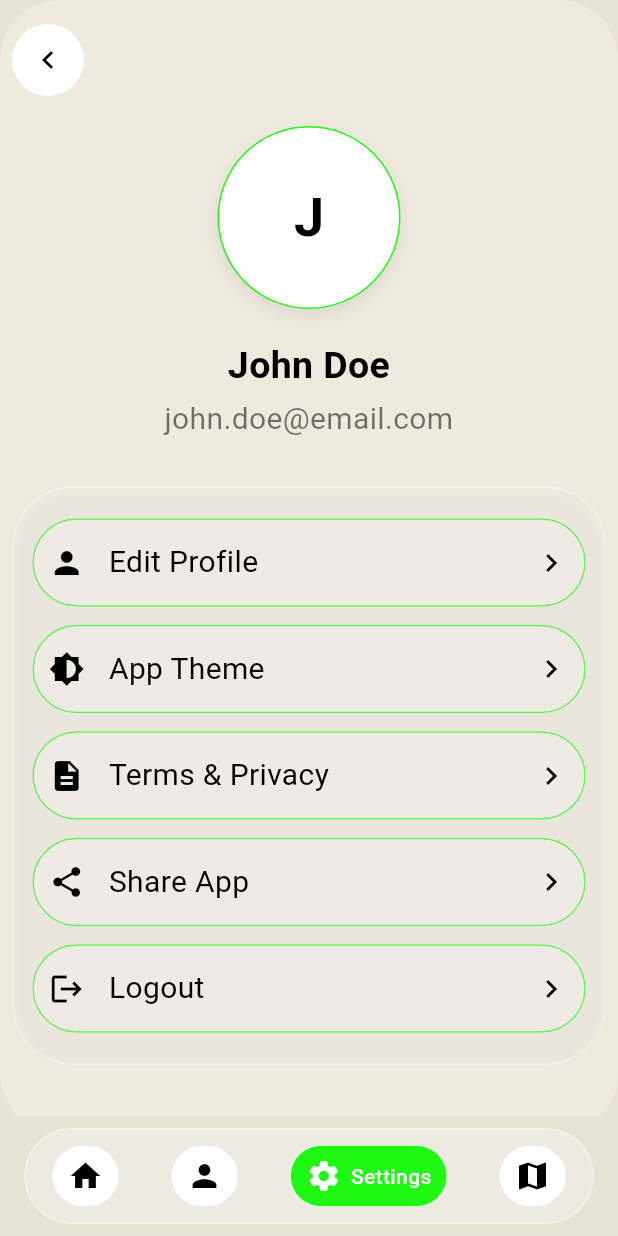
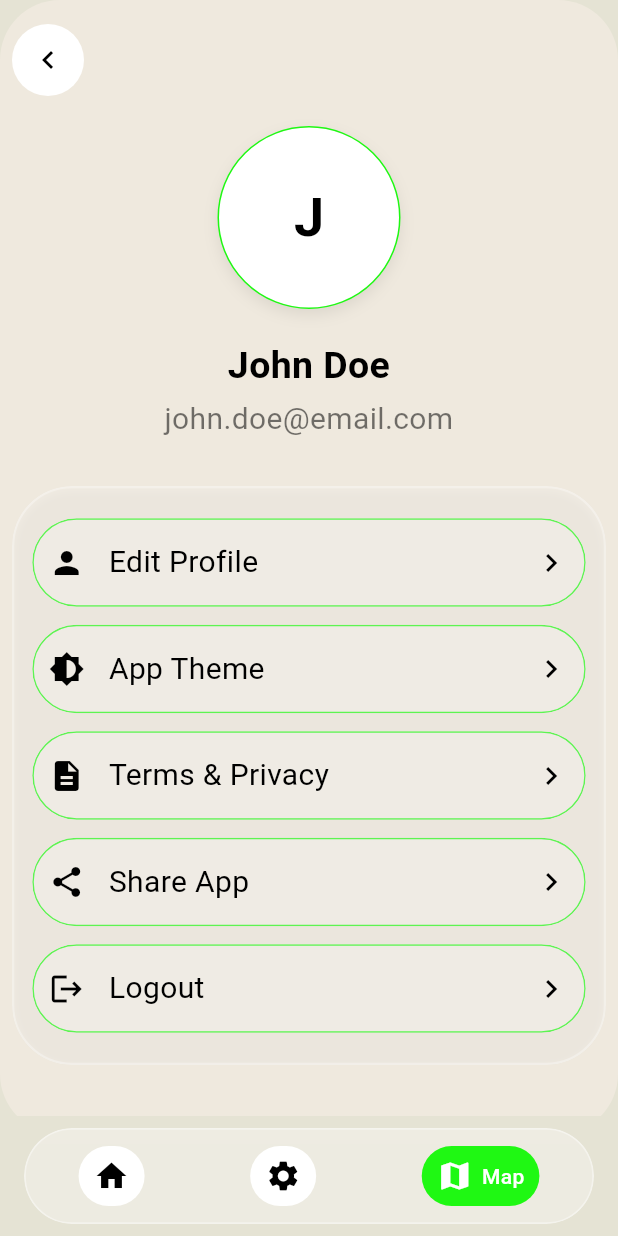
Before and after one commit to Alvin11David/UGANDA-EXPLORE, a Flutter app: the SettingsScreen screen opened by its route, after a tap on the "settings" icon, on a phone screen of 412 x 824 dp. Run offline on Flutter 3.47's test engine with Material 3 defaults, Android fonts, the phone set to English and light mode, and no system bars; our stand-ins replace camera, cloud_firestore, firebase_auth, firebase_core, flutter_compass, flutter_svg and 7 more; accounts and stored records are empty; Roboto replaces fonts that are missing (Poppins).

Commit message:
edits on the settings screen

```diff
--- a/uganda_explore/lib/main.dart
+++ b/uganda_explore/lib/main.dart
@@ -69,7 +69,7 @@ class MyApp extends StatelessWidget {
         '/privacy': (context) => const TermsPrivacyScreen(),
         '/admin_dashboard': (context) => const AdminDashboard(),
       },
-      home: EditProfileScreen(),
+      home: SettingsScreen(),
     );
   }
 }
--- a/uganda_explore/lib/screens/profile/settings_screen.dart
+++ b/uganda_explore/lib/screens/profile/settings_screen.dart
@@ -18,8 +18,8 @@ class _SettingsScreenState extends State<SettingsScreen> {
     if (index == 0) {
       Navigator.pushReplacementNamed(context, '/home');
     } else if (index == 1) {
-      Navigator.pushReplacementNamed(context, '/profile');
-    } else if (index == 3) {
+      Navigator.pushReplacementNamed(context, '/settings');
+    } else if (index == 2) {
       Navigator.pushReplacementNamed(context, '/map');
     }
     // Add more navigation logic for other indices if needed
@@ -201,23 +201,18 @@ class _SettingsScreenState extends State<SettingsScreen> {
                     selected: _selectedIndex == 0,
                     onTap: () => _onItemTapped(0),
                   ),
+                  // Profile icon removed
                   _NavIcon(
-                    icon: Icons.person,
-                    label: 'Profile',
+                    icon: Icons.settings,
+                    label: 'Settings',
                     selected: _selectedIndex == 1,
                     onTap: () => _onItemTapped(1),
                   ),
                   _NavIcon(
-                    icon: Icons.settings,
-                    label: 'Settings',
+                    icon: Icons.map,
+                    label: 'Map',
                     selected: _selectedIndex == 2,
                     onTap: () => _onItemTapped(2),
-                  ),
-                  _NavIcon(
-                    icon: Icons.map,
-                    label: 'Map',
-                    selected: _selectedIndex == 3,
-                    onTap: () => _onItemTapped(3),
                   ),
                 ],
               ),
```
